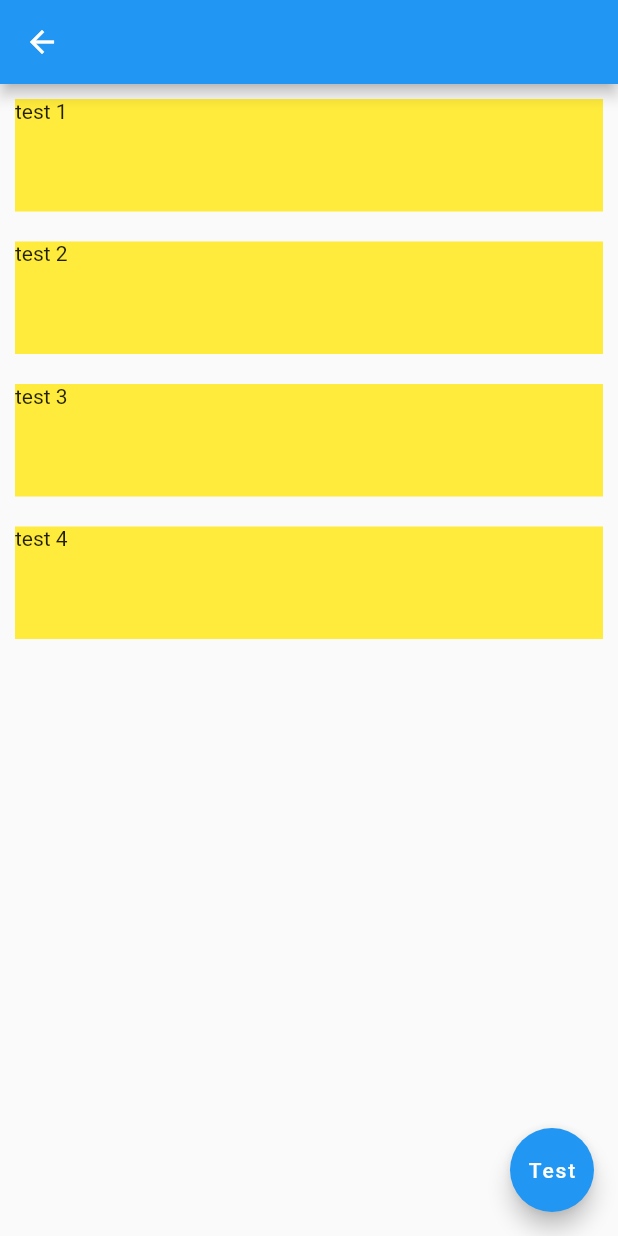
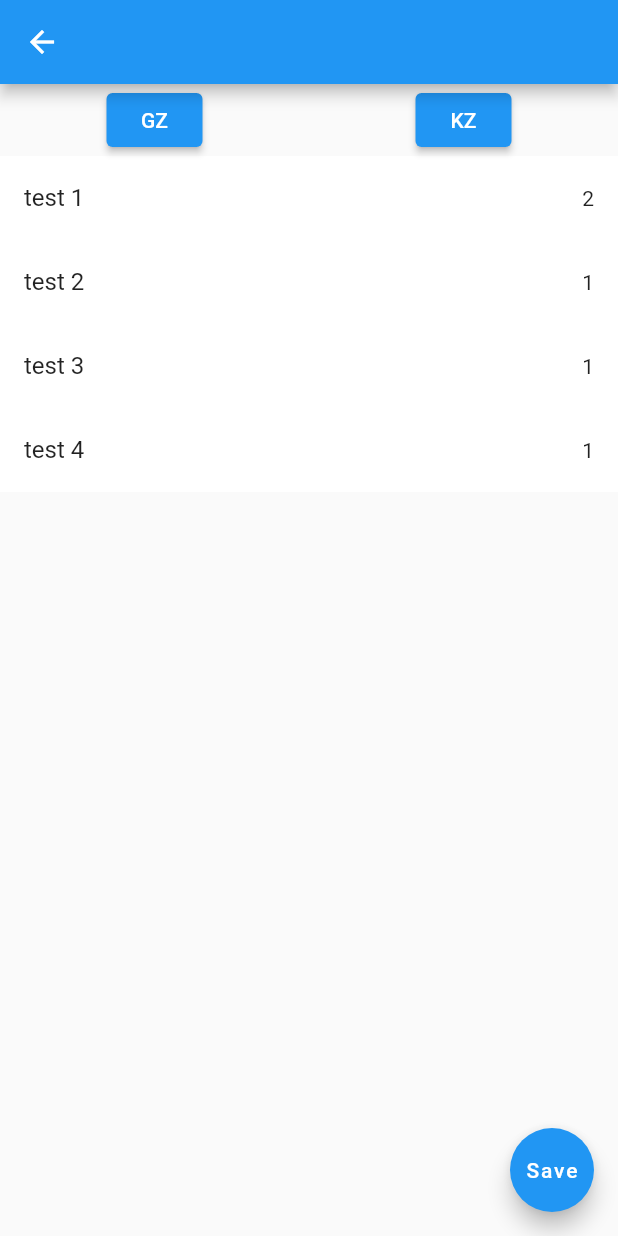
Before and after one commit to DiRTCiBai/zovo2, a Flutter app: the screen it shows after launch, after a tap on "Aanwezigheden", on a phone screen of 412 x 824 dp. Run offline on Flutter 3.47's test engine with Material 2 defaults, Android fonts, the light colour scheme and no system bars; our stand-ins replace bloc, equatable, flutter_bloc, go_router.

Commit message:
test data en testen scherm werkt

```diff
--- a/lib/models/ui_models/afnemen.dart
+++ b/lib/models/ui_models/afnemen.dart
@@ -2,10 +2,12 @@ class Afnemen {
   String naam;
   String zwemmerId;
   bool isSelected;
+  int niveau;
 
   Afnemen({
     required this.naam,
     required this.isSelected,
     required this.zwemmerId,
+    required this.niveau,
   });
 }
--- /dev/null
+++ b/lib/services/database/groepen.dart
@@ -0,0 +1 @@
+List<String> groepen = ["GZ", "KZ"];
--- a/lib/test_data/niveau_test_data.dart
+++ b/lib/test_data/niveau_test_data.dart
@@ -8,4 +8,18 @@ List<Niveau> niveauTestData = [
     oef1: "oef1",
     oef2: "oef2",
   ),
+  Niveau(
+    groep: "GZ",
+    id: "GZ2",
+    niveau: 2,
+    oef1: "oef3",
+    oef2: "oef4",
+  ),
+  Niveau(
+    groep: "KZ",
+    id: "KZ1",
+    niveau: 1,
+    oef1: "oef1",
+    oef2: "oef2",
+  ),
 ];
--- a/lib/test_data/zwemmer_test_data.dart
+++ b/lib/test_data/zwemmer_test_data.dart
@@ -1,6 +1,7 @@
 import '../models/database_models/zwemmer.dart';
 
 List<Zwemmer> zwemmerTestData = [
+  /// GZ
   Zwemmer(
     id: "1",
     opmerking: "",
@@ -8,7 +9,7 @@ List<Zwemmer> zwemmerTestData = [
     groep: "GZ",
     isAanwezig: false,
     isSelected: false,
-    niveauId: "GZ1",
+    niveauId: "GZ2",
     statusOef1: false,
     statusOef2: false,
   ),
@@ -45,4 +46,50 @@ List<Zwemmer> zwemmerTestData = [
     statusOef1: false,
     statusOef2: false,
   ),
+
+  /// KZ
+  Zwemmer(
+    id: "5",
+    opmerking: "",
+    naam: "test 5",
+    groep: "KZ",
+    isAanwezig: false,
+    isSelected: false,
+    niveauId: "KZ1",
+    statusOef1: false,
+    statusOef2: false,
+  ),
+  Zwemmer(
+    id: "6",
+    opmerking: "",
+    naam: "test 6",
+    groep: "KZ",
+    isAanwezig: false,
+    isSelected: false,
+    niveauId: "KZ1",
+    statusOef1: false,
+    statusOef2: false,
+  ),
+  Zwemmer(
+    id: "7",
+    opmerking: "",
+    naam: "test 7",
+    groep: "KZ",
+    isAanwezig: false,
+    isSelected: false,
+    niveauId: "KZ1",
+    statusOef1: false,
+    statusOef2: false,
+  ),
+  Zwemmer(
+    id: "8",
+    opmerking: "",
+    naam: "test 8",
+    groep: "KZ",
+    isAanwezig: false,
+    isSelected: false,
+    niveauId: "KZ1",
+    statusOef1: false,
+    statusOef2: false,
+  ),
 ];
--- a/lib/view/screens/afnemen_screen/afnemen_screen.dart
+++ b/lib/view/screens/afnemen_screen/afnemen_screen.dart
@@ -70,20 +70,38 @@ class _AfnemenScreenWrappedState extends State<AfnemenScreenWrapped> {
               child: state.mode ? const Text("Save") : const Text("Test"),
             ),
             appBar: AppBar(),
-            body: ListView.builder(
-              itemBuilder: (ctx, index) {
-                final zwemmer = state.zwemmerLijst[index];
-                return GestureDetector(
-                  onTap: () => _cubit.toggle(zwemmer.zwemmerId),
-                  child: Container(
-                    height: 75,
-                    margin: const EdgeInsets.all(10),
-                    color: zwemmer.isSelected ? Colors.green : Colors.yellow,
-                    child: Text(zwemmer.naam),
+            body: CustomScrollView(
+              slivers: [
+                SliverToBoxAdapter(
+                  child: Row(
+                    mainAxisAlignment: MainAxisAlignment.spaceAround,
+                    children: state.groepen
+                        .map((e) => ElevatedButton(
+                              onPressed: () {
+                                _cubit.changeGroep(e);
+                              },
+                              child: Text(e),
+                            ))
+                        .toList(),
                   ),
-                );
-              },
-              itemCount: state.zwemmerLijst.length,
+                ),
+                SliverList(
+                  delegate: SliverChildBuilderDelegate(
+                    (BuildContext context, int index) {
+                      final zwemmer = state.zwemmerLijst[index];
+                      return Container(
+                        color: zwemmer.isSelected ? Colors.green : Colors.white,
+                        child: ListTile(
+                          onTap: () => _cubit.toggle(zwemmer.zwemmerId),
+                          title: Text(zwemmer.naam),
+                          trailing: Text("${zwemmer.niveau}"),
+                        ),
+                      );
+                    },
+                    childCount: state.zwemmerLijst.length,
+                  ),
+                ),
+              ],
             ),
           );
         }
--- a/lib/view/screens/afnemen_screen/state/afnemen_screen_cubit.dart
+++ b/lib/view/screens/afnemen_screen/state/afnemen_screen_cubit.dart
@@ -1,5 +1,7 @@
 import 'package:bloc/bloc.dart';
 import 'package:equatable/equatable.dart';
+import 'package:zovo2/services/database/groepen.dart';
+import 'package:zovo2/test_data/niveau_test_data.dart';
 
 import '../../../../models/ui_models/ui_models.dart';
 import '../../../../test_data/zwemmer_test_data.dart';
@@ -10,12 +12,15 @@ class AfnemenScreenCubit extends Cubit<AfnemenScreenState> {
   AfnemenScreenCubit() : super(AfnemenScreenInitial());
 
   bool _mode = false;
+  final List<String> _groepen = groepen;
+  String _currentGroep = "GZ";
 
   void initCubit(String mode) {
     if (mode == "afnemen") {
       _mode = true;
       emit(AfnemenScreenDisplay(
         zwemmerLijst: _map(),
+        groepen: _groepen,
         mode: true,
       ));
 
@@ -24,6 +29,7 @@ class AfnemenScreenCubit extends Cubit<AfnemenScreenState> {
 
     emit(AfnemenScreenDisplay(
       zwemmerLijst: _map(),
+      groepen: _groepen,
       mode: false,
     ));
     _mode = false;
@@ -32,25 +38,63 @@ class AfnemenScreenCubit extends Cubit<AfnemenScreenState> {
   void toggle(String zwemmerId) {
     emit(AfnemenScreenLoading());
 
-    final res = zwemmerTestData.firstWhere((element) => element.id == zwemmerId);
-    res.isAanwezig = !res.isAanwezig;
+    if (_mode) {
+      final res = zwemmerTestData.firstWhere((element) => element.id == zwemmerId);
+      res.isAanwezig = !res.isAanwezig;
+    }
+
+    if (!_mode) {
+      final res = zwemmerTestData.firstWhere((element) => element.id == zwemmerId);
+      res.isSelected = !res.isSelected;
+    }
 
     emit(AfnemenScreenDisplay(
       zwemmerLijst: _map(),
+      groepen: _groepen,
       mode: _mode,
     ));
   }
 
   List<Afnemen> _map() {
-    final res = zwemmerTestData;
+    final resN = niveauTestData;
+
+    if (_mode) {
+      final res = zwemmerTestData.where((element) => element.groep == _currentGroep).toList();
+      return res
+          .map(
+            (e) => Afnemen(
+              niveau: resN.firstWhere((element) => element.id == e.niveauId).niveau,
+              naam: e.naam,
+              zwemmerId: e.id,
+              isSelected: e.isAanwezig,
+            ),
+          )
+          .toList();
+    }
+
+    final res = zwemmerTestData
+        .where((element) => element.isAanwezig == true && element.groep == _currentGroep)
+        .toList();
     return res
         .map(
           (e) => Afnemen(
+            niveau: resN.firstWhere((element) => element.id == e.niveauId).niveau,
             naam: e.naam,
             zwemmerId: e.id,
-            isSelected: e.isAanwezig,
+            isSelected: e.isSelected,
           ),
         )
         .toList();
   }
+
+  void changeGroep(String groep) {
+    emit(AfnemenScreenLoading());
+    _currentGroep = groep;
+
+    emit(AfnemenScreenDisplay(
+      zwemmerLijst: _map(),
+      groepen: _groepen,
+      mode: _mode,
+    ));
+  }
 }
--- a/lib/view/screens/afnemen_screen/state/afnemen_screen_state.dart
+++ b/lib/view/screens/afnemen_screen/state/afnemen_screen_state.dart
@@ -17,10 +17,12 @@ class AfnemenScreenLoading extends AfnemenScreenState {
 class AfnemenScreenDisplay extends AfnemenScreenState {
   final List<Afnemen> zwemmerLijst;
   final bool mode;
+  final List<String> groepen;
 
   AfnemenScreenDisplay({
     required this.zwemmerLijst,
     required this.mode,
+    required this.groepen,
   });
 
   @override
--- a/lib/view/screens/start_screen/start_screen.dart
+++ b/lib/view/screens/start_screen/start_screen.dart
@@ -16,10 +16,13 @@ class StartScreen extends StatelessWidget {
           mainAxisAlignment: MainAxisAlignment.center,
           children: [
             ElevatedButton(
-              onPressed: () => context.go('/startScreen/AfnemenScreen/te'),
+              onPressed: () => context.go('/startScreen/AfnemenScreen/afnemen'),
               child: const Text("Aanwezigheden"),
             ),
-            ElevatedButton(onPressed: () {}, child: const Text("Testen")),
+            ElevatedButton(
+              onPressed: () => context.go('/startScreen/AfnemenScreen/testen'),
+              child: const Text("Testen"),
+            ),
             ElevatedButton(onPressed: () {}, child: const Text("Zwemmers")),
           ],
         ),
```
Also changed, not shown: lib/models/ui_models/zwemmer_test.dart (+6 -4 lines), lib/view/screens/test_screen/state/test_screen_cubit.dart (added, +76 -0 lines), lib/view/screens/test_screen/state/test_screen_state.dart (added, +28 -0 lines), lib/view/screens/test_screen/test_screen.dart (+97 -3 lines).
